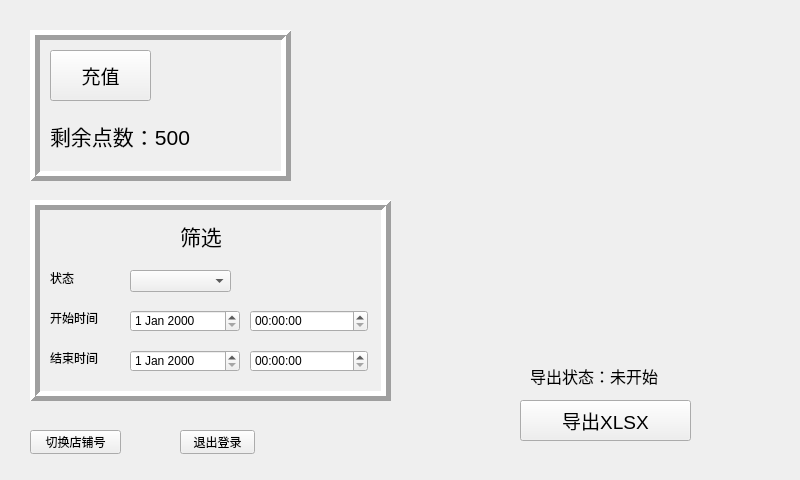
Old version of the form export_form.ui in the repository vaca22/pyqt_listview.
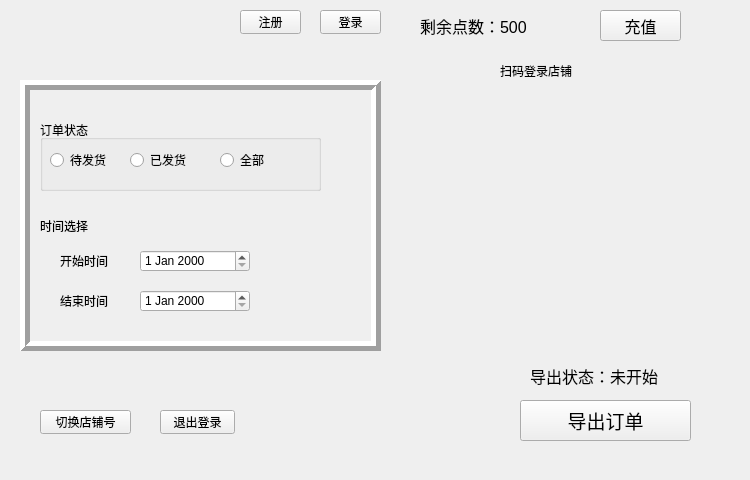
New version of the form.

Diff of the .ui file:
```diff
--- a/export_form.ui
+++ b/export_form.ui
@@ -6,7 +6,7 @@
    <rect>
     <x>0</x>
     <y>0</y>
-    <width>800</width>
+    <width>750</width>
     <height>480</height>
    </rect>
   </property>
@@ -16,7 +16,7 @@
   <widget class="QLabel" name="qrcode">
    <property name="geometry">
     <rect>
-     <x>460</x>
+     <x>430</x>
      <y>90</y>
      <width>240</width>
      <height>240</height>
@@ -26,148 +26,22 @@
     <string/>
    </property>
   </widget>
-  <widget class="QFrame" name="frame">
-   <property name="geometry">
-    <rect>
-     <x>30</x>
-     <y>200</y>
-     <width>361</width>
-     <height>201</height>
-    </rect>
-   </property>
-   <property name="frameShape">
-    <enum>QFrame::Box</enum>
-   </property>
-   <property name="frameShadow">
-    <enum>QFrame::Raised</enum>
-   </property>
-   <property name="lineWidth">
-    <number>5</number>
-   </property>
-   <widget class="QLabel" name="selet_title">
-    <property name="geometry">
-     <rect>
-      <x>150</x>
-      <y>20</y>
-      <width>101</width>
-      <height>31</height>
-     </rect>
-    </property>
-    <property name="font">
-     <font>
-      <pointsize>16</pointsize>
-     </font>
-    </property>
-    <property name="text">
-     <string>筛选</string>
-    </property>
-   </widget>
-   <widget class="QLabel" name="begin_lb">
-    <property name="geometry">
-     <rect>
-      <x>20</x>
-      <y>110</y>
-      <width>71</width>
-      <height>16</height>
-     </rect>
-    </property>
-    <property name="text">
-     <string>开始时间</string>
-    </property>
-   </widget>
-   <widget class="QDateEdit" name="begin_date">
-    <property name="geometry">
-     <rect>
-      <x>100</x>
-      <y>110</y>
-      <width>110</width>
-      <height>22</height>
-     </rect>
-    </property>
-   </widget>
-   <widget class="QTimeEdit" name="begin_time">
-    <property name="geometry">
-     <rect>
-      <x>220</x>
-      <y>110</y>
-      <width>118</width>
-      <height>22</height>
-     </rect>
-    </property>
-   </widget>
-   <widget class="QLabel" name="end_lb">
-    <property name="geometry">
-     <rect>
-      <x>20</x>
-      <y>150</y>
-      <width>71</width>
-      <height>16</height>
-     </rect>
-    </property>
-    <property name="text">
-     <string>结束时间</string>
-    </property>
-   </widget>
-   <widget class="QDateEdit" name="end_date">
-    <property name="geometry">
-     <rect>
-      <x>100</x>
-      <y>150</y>
-      <width>110</width>
-      <height>22</height>
-     </rect>
-    </property>
-   </widget>
-   <widget class="QTimeEdit" name="end_time">
-    <property name="geometry">
-     <rect>
-      <x>220</x>
-      <y>150</y>
-      <width>118</width>
-      <height>22</height>
-     </rect>
-    </property>
-   </widget>
-   <widget class="QComboBox" name="status_drop">
-    <property name="geometry">
-     <rect>
-      <x>100</x>
-      <y>70</y>
-      <width>101</width>
-      <height>22</height>
-     </rect>
-    </property>
-   </widget>
-   <widget class="QLabel" name="status_lb">
-    <property name="geometry">
-     <rect>
-      <x>20</x>
-      <y>70</y>
-      <width>54</width>
-      <height>16</height>
-     </rect>
-    </property>
-    <property name="text">
-     <string>状态</string>
-    </property>
-   </widget>
-  </widget>
   <widget class="QLabel" name="login_status">
    <property name="geometry">
     <rect>
-     <x>510</x>
-     <y>30</y>
-     <width>181</width>
-     <height>41</height>
+     <x>500</x>
+     <y>60</y>
+     <width>131</width>
+     <height>21</height>
     </rect>
    </property>
    <property name="font">
     <font>
-     <pointsize>12</pointsize>
+     <pointsize>9</pointsize>
     </font>
    </property>
    <property name="text">
-    <string/>
+    <string>扫码登录店铺</string>
    </property>
   </widget>
   <widget class="QPushButton" name="export_bt">
@@ -185,7 +59,7 @@
     </font>
    </property>
    <property name="text">
-    <string>导出XLSX</string>
+    <string>导出订单</string>
    </property>
   </widget>
   <widget class="QLabel" name="export_status">
@@ -212,10 +86,10 @@
   <widget class="QFrame" name="frame_charge">
    <property name="geometry">
     <rect>
-     <x>30</x>
-     <y>30</y>
-     <width>261</width>
-     <height>151</height>
+     <x>20</x>
+     <y>80</y>
+     <width>361</width>
+     <height>271</height>
     </rect>
    </property>
    <property name="frameShape">
@@ -227,48 +101,128 @@
    <property name="lineWidth">
     <number>5</number>
    </property>
-   <widget class="QPushButton" name="recharge">
+   <widget class="QLabel" name="selet_title">
     <property name="geometry">
      <rect>
       <x>20</x>
-      <y>20</y>
+      <y>130</y>
       <width>101</width>
-      <height>51</height>
+      <height>31</height>
      </rect>
     </property>
     <property name="font">
      <font>
-      <pointsize>14</pointsize>
+      <pointsize>9</pointsize>
      </font>
     </property>
     <property name="text">
-     <string>充值</string>
+     <string>时间选择</string>
     </property>
    </widget>
-   <widget class="QLabel" name="remain_point">
+   <widget class="QLabel" name="begin_lb">
+    <property name="geometry">
+     <rect>
+      <x>40</x>
+      <y>170</y>
+      <width>71</width>
+      <height>21</height>
+     </rect>
+    </property>
+    <property name="text">
+     <string>开始时间</string>
+    </property>
+   </widget>
+   <widget class="QLabel" name="end_lb">
+    <property name="geometry">
+     <rect>
+      <x>40</x>
+      <y>210</y>
+      <width>71</width>
+      <height>21</height>
+     </rect>
+    </property>
+    <property name="text">
+     <string>结束时间</string>
+    </property>
+   </widget>
+   <widget class="QDateEdit" name="begin_date">
+    <property name="geometry">
+     <rect>
+      <x>120</x>
+      <y>170</y>
+      <width>110</width>
+      <height>22</height>
+     </rect>
+    </property>
+   </widget>
+   <widget class="QDateEdit" name="end_date">
+    <property name="geometry">
+     <rect>
+      <x>120</x>
+      <y>210</y>
+      <width>110</width>
+      <height>22</height>
+     </rect>
+    </property>
+   </widget>
+   <widget class="QGroupBox" name="status_radio_group">
     <property name="geometry">
      <rect>
       <x>20</x>
-      <y>80</y>
-      <width>221</width>
-      <height>51</height>
+      <y>40</y>
+      <width>281</width>
+      <height>71</height>
      </rect>
     </property>
-    <property name="font">
-     <font>
-      <pointsize>16</pointsize>
-     </font>
+    <property name="title">
+     <string>订单状态</string>
     </property>
-    <property name="text">
-     <string>剩余点数：500</string>
-    </property>
+    <widget class="QRadioButton" name="rb1">
+     <property name="geometry">
+      <rect>
+       <x>10</x>
+       <y>30</y>
+       <width>71</width>
+       <height>20</height>
+      </rect>
+     </property>
+     <property name="text">
+      <string>待发货</string>
+     </property>
+    </widget>
+    <widget class="QRadioButton" name="rb2">
+     <property name="geometry">
+      <rect>
+       <x>90</x>
+       <y>30</y>
+       <width>81</width>
+       <height>20</height>
+      </rect>
+     </property>
+     <property name="text">
+      <string>已发货</string>
+     </property>
+    </widget>
+    <widget class="QRadioButton" name="rb3">
+     <property name="geometry">
+      <rect>
+       <x>180</x>
+       <y>30</y>
+       <width>95</width>
+       <height>20</height>
+      </rect>
+     </property>
+     <property name="text">
+      <string>全部</string>
+     </property>
+    </widget>
    </widget>
   </widget>
   <widget class="QPushButton" name="logout">
    <property name="geometry">
     <rect>
-     <x>180</x>
-     <y>430</y>
+     <x>160</x>
+     <y>410</y>
      <width>75</width>
      <height>24</height>
     </rect>
@@ -280,8 +234,8 @@
   <widget class="QPushButton" name="switch_account">
    <property name="geometry">
     <rect>
-     <x>30</x>
-     <y>430</y>
+     <x>40</x>
+     <y>410</y>
      <width>91</width>
      <height>24</height>
     </rect>
@@ -290,6 +244,68 @@
     <string>切换店铺号</string>
    </property>
   </widget>
+  <widget class="QPushButton" name="register_bt">
+   <property name="geometry">
+    <rect>
+     <x>240</x>
+     <y>10</y>
+     <width>61</width>
+     <height>24</height>
+    </rect>
+   </property>
+   <property name="text">
+    <string>注册</string>
+   </property>
+  </widget>
+  <widget class="QPushButton" name="login_bt">
+   <property name="geometry">
+    <rect>
+     <x>320</x>
+     <y>10</y>
+     <width>61</width>
+     <height>24</height>
+    </rect>
+   </property>
+   <property name="text">
+    <string>登录</string>
+   </property>
+  </widget>
+  <widget class="QLabel" name="remain_point">
+   <property name="geometry">
+    <rect>
+     <x>420</x>
+     <y>10</y>
+     <width>161</width>
+     <height>31</height>
+    </rect>
+   </property>
+   <property name="font">
+    <font>
+     <pointsize>12</pointsize>
+    </font>
+   </property>
+   <property name="text">
+    <string>剩余点数：500</string>
+   </property>
+  </widget>
+  <widget class="QPushButton" name="recharge">
+   <property name="geometry">
+    <rect>
+     <x>600</x>
+     <y>10</y>
+     <width>81</width>
+     <height>31</height>
+    </rect>
+   </property>
+   <property name="font">
+    <font>
+     <pointsize>12</pointsize>
+    </font>
+   </property>
+   <property name="text">
+    <string>充值</string>
+   </property>
+  </widget>
  </widget>
  <resources/>
  <connections/>
```
